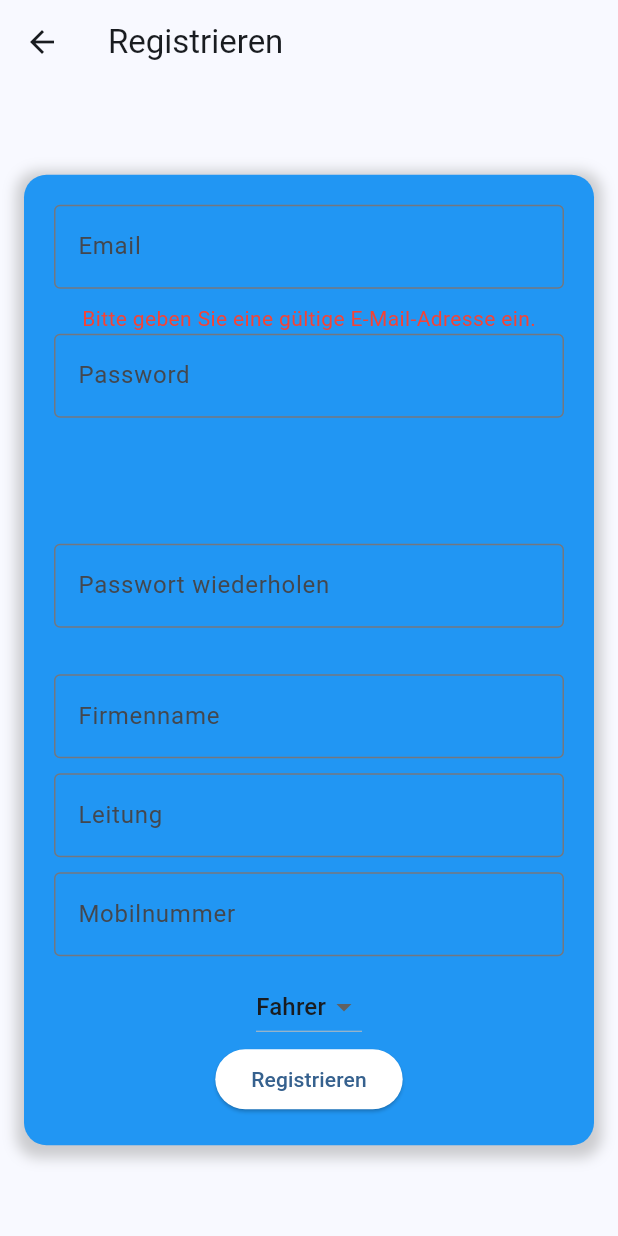
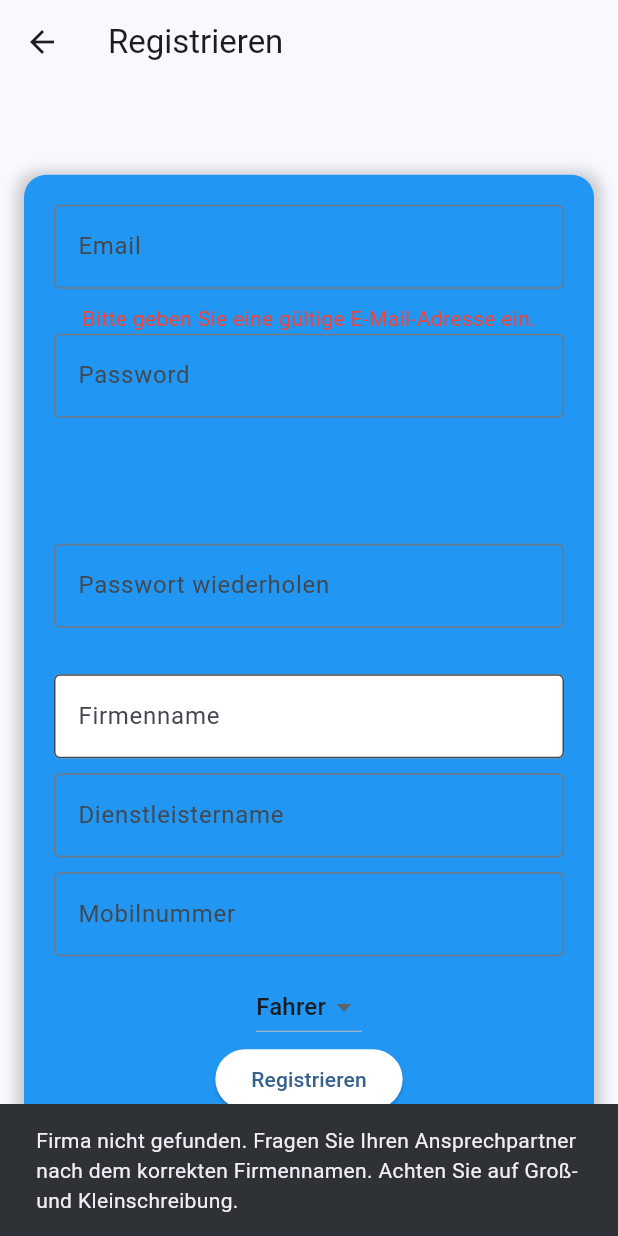
Before and after one commit to Eichhoernchen7/winterdienstprofi, a Flutter app: the RegisterScreen screen opened directly, after a tap on "Registrieren", on a phone screen of 412 x 824 dp. Run offline on Flutter 3.47's test engine with Material 3 defaults, Android fonts, the phone set to English and light mode, and no system bars; our stand-ins replace cloud_firestore, firebase_auth, firebase_core, google_fonts, google_maps_flutter, location; accounts and stored records are empty.

Commit message:
28.01.2024 23:44

```diff
--- a/lib/login/register_screen.dart
+++ b/lib/login/register_screen.dart
@@ -20,6 +20,9 @@ class RegisterScreenState extends State<RegisterScreen> {
   final _firmennameController = TextEditingController();
   final _leitungController = TextEditingController();
   final _mobilnummerController = TextEditingController();
+  // Hinzufügen einer Variablen für die Hintergrundfarbe des Firmennamen-Textfelds
+  Color _firmennameBackgroundColor = Colors.white;
+  bool _isFirmennameValid = false;
   String _selectedRole = 'Fahrer';
 
   String _emailValidationMessage = '';
@@ -28,6 +31,39 @@ class RegisterScreenState extends State<RegisterScreen> {
   String _passwordSpecialCharMessage = '';
   String _passwordUppercaseMessage = '';
   String _confirmPasswordValidationMessage = '';
+
+  @override
+  void initState() {
+    super.initState();
+    // Initialisieren Sie die Überprüfung des Firmennamens
+    _firmennameController.addListener(_checkFirmenname);
+  }
+
+  void _checkFirmenname() async {
+    if (_selectedRole != 'Fahrer') {
+      setState(() {
+        _firmennameBackgroundColor = Colors.blue;
+        _isFirmennameValid = true; // Setzen Sie dies auf true, da die Validierung für andere Rollen nicht relevant ist
+      });
+      return;
+    }
+
+    String firmenname = _firmennameController.text;
+    var collection = FirebaseFirestore.instance.collection(firmenname);
+    var docSnapshot = await collection.limit(1).get();
+    if (docSnapshot.docs.isEmpty) {
+      setState(() {
+        _firmennameBackgroundColor = Colors.red;
+        _isFirmennameValid = false;
+      });
+    } else {
+      setState(() {
+        _firmennameBackgroundColor = Colors.green;
+        _isFirmennameValid = true;
+      });
+    }
+  }
+
 
   void _updateEmailValidation() {
     final email = _emailController.text;
@@ -47,7 +83,7 @@ class RegisterScreenState extends State<RegisterScreen> {
     setState(() {
       _passwordLengthMessage = password.length >= 7 ? '' : 'Mindestens 7 Zeichen';
       _passwordNumberMessage = password.contains(RegExp(r'[0-9]')) ? '' : 'Mindestens eine Zahl';
-      _passwordSpecialCharMessage = password.contains(RegExp(r'[!@#$%^&*(),.?":{}|<>]')) ? '' : 'Mindestens ein Sonderzeichen';
+      _passwordSpecialCharMessage = password.contains(RegExp(r'[!@+#$%^&*(),.?":{}|<>]')) ? '' : 'Mindestens ein Sonderzeichen';
       _passwordUppercaseMessage = password.contains(RegExp(r'[A-Z]')) ? '' : 'Mindestens ein Großbuchstabe';
     });
   }
@@ -62,25 +98,20 @@ class RegisterScreenState extends State<RegisterScreen> {
 
   void _register() async {
     _updateEmailValidation();
+    // Überprüfen Sie alle Validierungsbedingungen einschließlich der Firmennamen-Validierung
     if (_emailValidationMessage.isNotEmpty ||
         _passwordLengthMessage.isNotEmpty ||
         _passwordNumberMessage.isNotEmpty ||
         _passwordSpecialCharMessage.isNotEmpty ||
         _passwordUppercaseMessage.isNotEmpty ||
-        _confirmPasswordValidationMessage.isNotEmpty) {
+        _confirmPasswordValidationMessage.isNotEmpty ||
+        !_isFirmennameValid) {
+      _showFirmaNotFoundSnackBar();
       // Zeige Fehlermeldungen oder handle den Fehler
       return;
-
     }
 
     final registrationSuccess = await _attemptRegistration();
-    if (registrationSuccess) {
-      _showRegistrationSuccess();
-      _navigateToCardScreen();
-    } else {
-      _showRegistrationError();
-    }
-
     if (registrationSuccess) {
       await _saveUserDataToFirestore();
       _showRegistrationSuccess();
@@ -88,25 +119,53 @@ class RegisterScreenState extends State<RegisterScreen> {
     } else {
       _showRegistrationError();
     }
+
   }
 
   Future<void> _saveUserDataToFirestore() async {
-    String? useremail = _auth.currentUser?.email.toString();
-    CollectionReference users = FirebaseFirestore.instance.collection(_firmennameController.toString());
+    CollectionReference companyCollection = FirebaseFirestore.instance.collection(_firmennameController.text.trim());
 
     if (_selectedRole == 'Firma') {
-      await users.doc().set({
+      await companyCollection.doc().set({
         'email': _emailController.text,
         'leitung': _leitungController.text,
         'mobilnummer': _mobilnummerController.text,
         'rolle': 'Firma'
       });
-    }
+    } else if (_selectedRole == 'Fahrer') {
+      // Holt das erste Dokument der Firma.
+      var querySnapshot = await companyCollection.limit(1).get();
+      if (querySnapshot.docs.isNotEmpty) {
+        // Nimmt die ID des ersten Dokuments.
+        var firmenDocumentId = querySnapshot.docs.first.id;
 
-    if(_selectedRole == 'Fahrer'){
-      //todo hier muss die firma gefunden werden
+        // Zugriff auf die Sub-Collection 'Fahrer'.
+        CollectionReference driversCollection = companyCollection.doc(firmenDocumentId).collection('Fahrer');
+
+        // Daten des Fahrers in der Sub-Collection speichern.
+        await driversCollection.add({
+          'email': _emailController.text,
+          'leitung': _leitungController.text,
+          'mobilnummer': _mobilnummerController.text,
+          'rolle': 'Fahrer'
+        });
+      } else {
+        // Zeigt eine Snackbar an, wenn keine Firma gefunden wurde
+        _showFirmaNotFoundSnackBar();
+      }
     }
   }
+
+  void _showFirmaNotFoundSnackBar() {
+    ScaffoldMessenger.of(context).showSnackBar(
+      const SnackBar(
+        content: Text('Firma nicht gefunden. Fragen Sie Ihren Ansprechpartner nach dem korrekten Firmennamen. Achten Sie auf Groß- und Kleinschreibung.'),
+        duration: Duration(seconds: 5),
+      ),
+    );
+  }
+
+
 
   Future<bool> _attemptRegistration() async {
     try {
@@ -216,17 +275,19 @@ class RegisterScreenState extends State<RegisterScreen> {
                   // Zusätzliche Felder für Firmeninformationen
                   TextField(
                     controller: _firmennameController,
-                    decoration: const InputDecoration(
+                    decoration: InputDecoration(
                       labelText: 'Firmenname',
-                      border: OutlineInputBorder(),
+                      border: const OutlineInputBorder(),
+                      fillColor: _firmennameBackgroundColor,
+                      filled: true,
                     ),
                   ),
                   const SizedBox(height: 10),
                   TextField(
                     controller: _leitungController,
-                    decoration: const InputDecoration(
-                      labelText: 'Leitung',
-                      border: OutlineInputBorder(),
+                    decoration: InputDecoration(
+                      labelText: _selectedRole == 'Fahrer' ? 'Dienstleistername' : 'Leitung',
+                      border: const OutlineInputBorder(),
                     ),
                   ),
                   const SizedBox(height: 10),
@@ -245,6 +306,8 @@ class RegisterScreenState extends State<RegisterScreen> {
                     onChanged: (String? newValue) {
                       setState(() {
                         _selectedRole = newValue!;
+                        // Trigger the firm name check when the role changes
+                        _checkFirmenname();
                       });
                     },
                     items: <String>['Firma', 'Fahrer', 'Kunde']
@@ -273,6 +336,13 @@ class RegisterScreenState extends State<RegisterScreen> {
     );
   }
 
+  @override
+  void dispose() {
+    _firmennameController.removeListener(_checkFirmenname);
+    // Dispose andere Controller
+    super.dispose();
+  }
+
 
   Widget _buildPasswordValidationMessages() {
     return Column(
```
